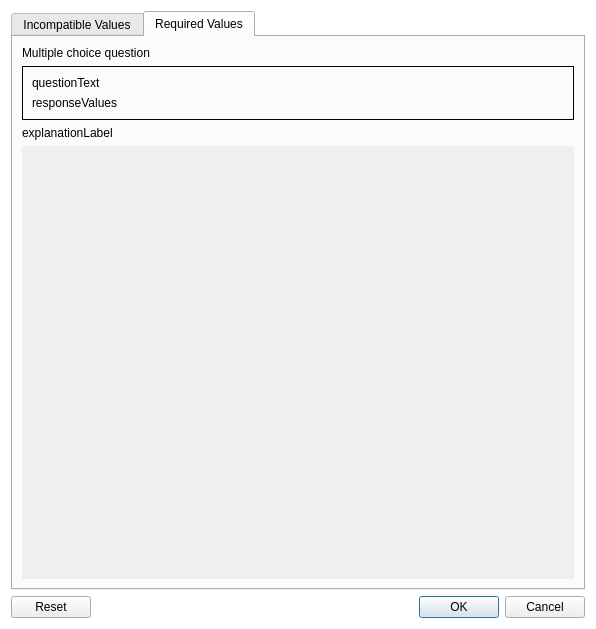
This is dialogs/attributeRulesDialog.ui in gruepr/gruepr as Qt 5 draws it before an edit. The edited form follows.
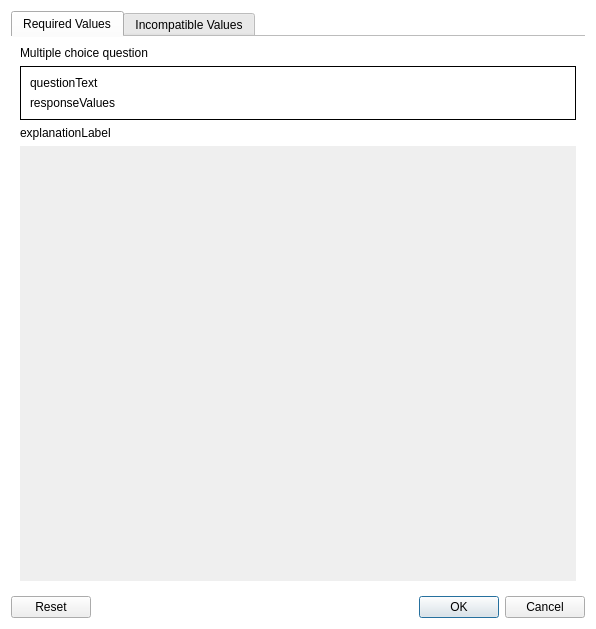
This is the edited form. The open tabs and pages were chosen to show the change.

```diff
--- a/dialogs/attributeRulesDialog.ui
+++ b/dialogs/attributeRulesDialog.ui
@@ -25,6 +25,98 @@
      <property name="usesScrollButtons">
       <bool>false</bool>
      </property>
+     <property name="documentMode">
+      <bool>true</bool>
+     </property>
+     <widget class="QWidget" name="reqTab">
+      <attribute name="title">
+       <string>Required Values</string>
+      </attribute>
+      <layout class="QVBoxLayout" name="reqVerticalLayout">
+       <item>
+        <widget class="QLabel" name="questionNumLabel_2">
+         <property name="text">
+          <string>Multiple choice question</string>
+         </property>
+         <property name="wordWrap">
+          <bool>true</bool>
+         </property>
+        </widget>
+       </item>
+       <item>
+        <widget class="QFrame" name="responseValuesFrame_2">
+         <property name="frameShape">
+          <enum>QFrame::Box</enum>
+         </property>
+         <property name="frameShadow">
+          <enum>QFrame::Plain</enum>
+         </property>
+         <layout class="QVBoxLayout" name="verticalLayout_5">
+          <item>
+           <widget class="QLabel" name="questionTextLabel_2">
+            <property name="text">
+             <string>questionText</string>
+            </property>
+            <property name="wordWrap">
+             <bool>true</bool>
+            </property>
+           </widget>
+          </item>
+          <item>
+           <widget class="QLabel" name="responseValuesLabel_2">
+            <property name="text">
+             <string>responseValues</string>
+            </property>
+            <property name="wordWrap">
+             <bool>true</bool>
+            </property>
+           </widget>
+          </item>
+         </layout>
+        </widget>
+       </item>
+       <item>
+        <widget class="QLabel" name="reqExplanationLabel">
+         <property name="text">
+          <string>explanationLabel</string>
+         </property>
+         <property name="wordWrap">
+          <bool>true</bool>
+         </property>
+        </widget>
+       </item>
+       <item>
+        <widget class="QScrollArea" name="reqScrollArea">
+         <property name="frameShape">
+          <enum>QFrame::NoFrame</enum>
+         </property>
+         <property name="frameShadow">
+          <enum>QFrame::Plain</enum>
+         </property>
+         <property name="lineWidth">
+          <number>0</number>
+         </property>
+         <property name="sizeAdjustPolicy">
+          <enum>QAbstractScrollArea::AdjustToContents</enum>
+         </property>
+         <property name="widgetResizable">
+          <bool>true</bool>
+         </property>
+         <widget class="QWidget" name="reqScrollAreaWidget">
+          <property name="geometry">
+           <rect>
+            <x>0</x>
+            <y>0</y>
+            <width>560</width>
+            <height>427</height>
+           </rect>
+          </property>
+          <layout class="QVBoxLayout" name="reqScrollAreaLayout"/>
+         </widget>
+        </widget>
+       </item>
+      </layout>
+     </widget>
      <widget class="QWidget" name="incompTab">
       <attribute name="title">
        <string>Incompatible Values</string>
@@ -126,92 +218,6 @@
        </item>
       </layout>
      </widget>
-     <widget class="QWidget" name="reqTab">
-      <attribute name="title">
-       <string>Required Values</string>
-      </attribute>
-      <layout class="QVBoxLayout" name="reqVerticalLayout">
-       <item>
-        <widget class="QLabel" name="questionNumLabel_2">
-         <property name="text">
-          <string>Multiple choice question</string>
-         </property>
-         <property name="wordWrap">
-          <bool>true</bool>
-         </property>
-        </widget>
-       </item>
-       <item>
-        <widget class="QFrame" name="responseValuesFrame_2">
-         <property name="frameShape">
-          <enum>QFrame::Box</enum>
-         </property>
-         <property name="frameShadow">
-          <enum>QFrame::Plain</enum>
-         </property>
-         <layout class="QVBoxLayout" name="verticalLayout_5">
-          <item>
-           <widget class="QLabel" name="questionTextLabel_2">
-            <property name="text">
-             <string>questionText</string>
-            </property>
-            <property name="wordWrap">
-             <bool>true</bool>
-            </property>
-           </widget>
-          </item>
-          <item>
-           <widget class="QLabel" name="responseValuesLabel_2">
-            <property name="text">
-             <string>responseValues</string>
-            </property>
-            <property name="wordWrap">
-             <bool>true</bool>
-            </property>
-           </widget>
-          </item>
-         </layout>
-        </widget>
-       </item>
-       <item>
-        <widget class="QLabel" name="reqExplanationLabel">
-         <property name="text">
-          <string>explanationLabel</string>
-         </property>
-         <property name="wordWrap">
-          <bool>true</bool>
-         </property>
-        </widget>
-       </item>
-       <item>
-        <widget class="QScrollArea" name="reqScrollArea">
-         <property name="frameShape">
-          <enum>QFrame::NoFrame</enum>
-         </property>
-         <property name="frameShadow">
-          <enum>QFrame::Plain</enum>
-         </property>
-         <property name="lineWidth">
-          <number>0</number>
-         </property>
-         <property name="widgetResizable">
-          <bool>true</bool>
-         </property>
-         <widget class="QWidget" name="reqScrollAreaWidget">
-          <property name="geometry">
-           <rect>
-            <x>0</x>
-            <y>0</y>
-            <width>556</width>
-            <height>425</height>
-           </rect>
-          </property>
-          <layout class="QVBoxLayout" name="reqScrollAreaLayout"/>
-         </widget>
-        </widget>
-       </item>
-      </layout>
-     </widget>
     </widget>
    </item>
    <item>
```
Left out of the diff: 7 changed lines with no effect on the pictures.
